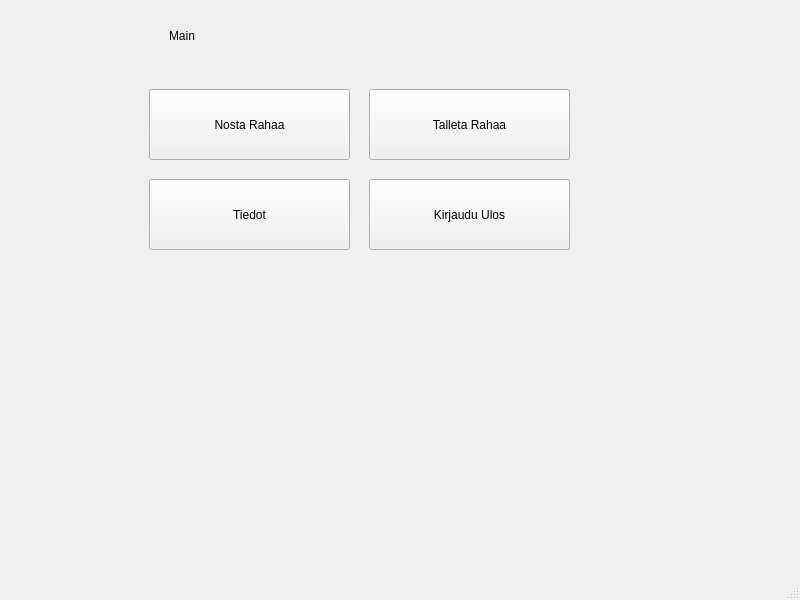
Before: the Qt Designer form BankSimul/mainwindow.ui in JuupeliGit/BankSimul, drawn with Qt 5.
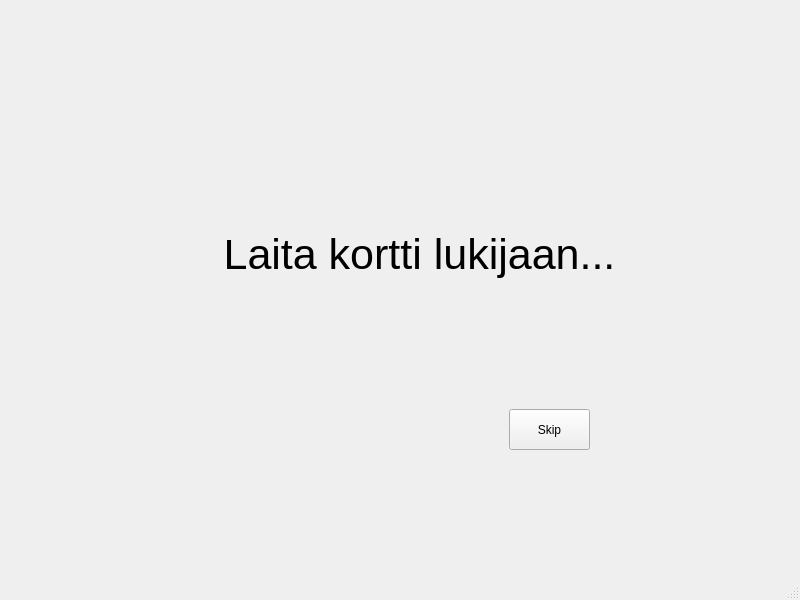
After: the same form once the commit is applied.

Commit message: Lisäsin "skip"-napin, jota voi käyttää kortin lukemisen sijaan.

```diff
--- a/BankSimul/mainwindow.ui
+++ b/BankSimul/mainwindow.ui
@@ -26,6 +26,42 @@
     <property name="currentIndex">
      <number>0</number>
     </property>
+    <widget class="QWidget" name="Kortti">
+     <widget class="QLabel" name="label_5">
+      <property name="geometry">
+       <rect>
+        <x>160</x>
+        <y>190</y>
+        <width>501</width>
+        <height>131</height>
+       </rect>
+      </property>
+      <property name="font">
+       <font>
+        <pointsize>32</pointsize>
+       </font>
+      </property>
+      <property name="text">
+       <string>Laita kortti lukijaan...</string>
+      </property>
+      <property name="alignment">
+       <set>Qt::AlignCenter</set>
+      </property>
+     </widget>
+     <widget class="QPushButton" name="pushButton_skipKortti">
+      <property name="geometry">
+       <rect>
+        <x>500</x>
+        <y>410</y>
+        <width>81</width>
+        <height>41</height>
+       </rect>
+      </property>
+      <property name="text">
+       <string>Skip</string>
+      </property>
+     </widget>
+    </widget>
     <widget class="QWidget" name="Main">
      <widget class="QPushButton" name="pushButton_talleta">
       <property name="geometry">
@@ -76,7 +112,7 @@
        </rect>
       </property>
       <property name="text">
-       <string>Kirjaudu Ulos</string>
+       <string>Kirjaudu ulos</string>
       </property>
      </widget>
      <widget class="QLabel" name="label_4">
```
The commit also changes 5 other files.
